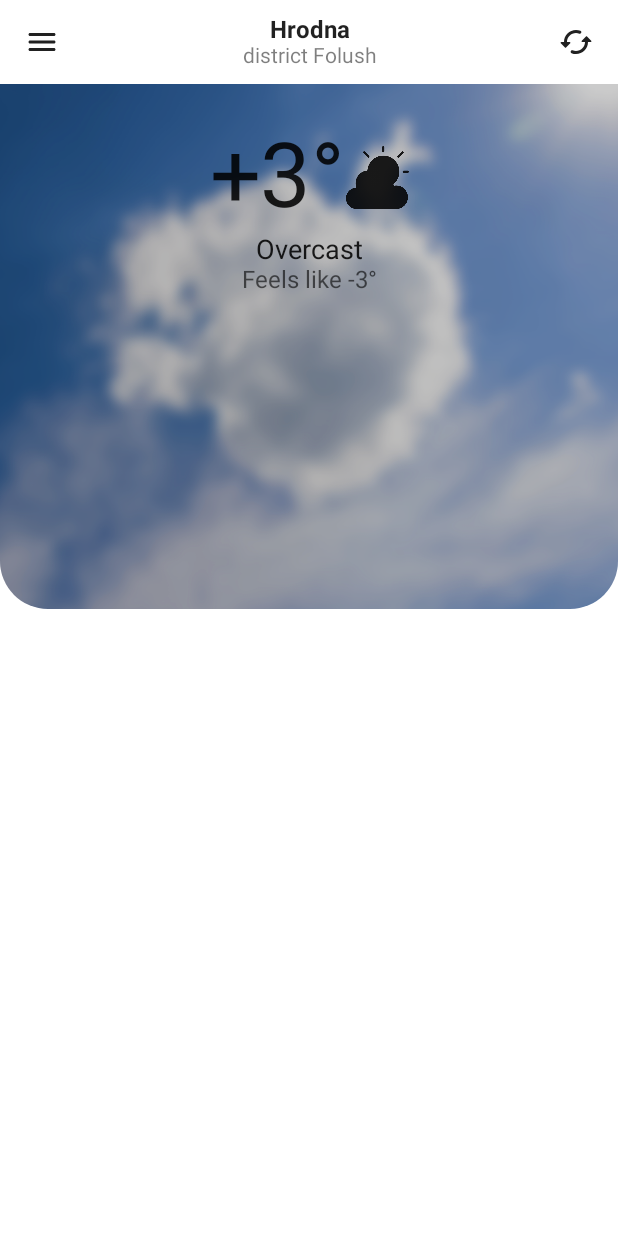
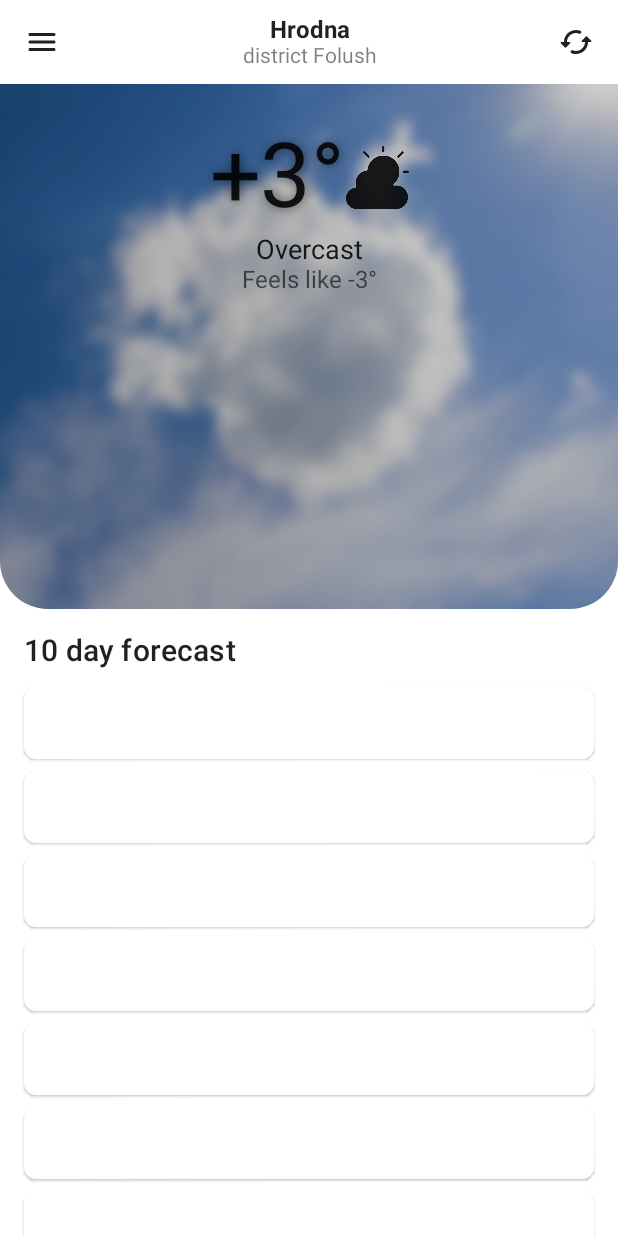
Before and after one commit to Coolightman/Weather, an Android app built with Jetpack Compose: the screen it shows after launch (MainActivity), on a phone screen of 412 x 824 dp. Run offline under Robolectric (Android 15) with nearby library versions, the phone set to English and light mode, and no system bars.

Commit message:
update layout

```diff
--- a/app/src/main/java/by/coolightman/weather/ui/screen/BaseScreen.kt
+++ b/app/src/main/java/by/coolightman/weather/ui/screen/BaseScreen.kt
@@ -3,14 +3,28 @@ package by.coolightman.weather.ui.screen
 import android.annotation.SuppressLint
 import android.content.res.Configuration.UI_MODE_NIGHT_YES
 import androidx.compose.foundation.background
+import androidx.compose.foundation.layout.Arrangement
 import androidx.compose.foundation.layout.Column
+import androidx.compose.foundation.layout.PaddingValues
+import androidx.compose.foundation.layout.fillMaxHeight
 import androidx.compose.foundation.layout.fillMaxSize
 import androidx.compose.foundation.layout.fillMaxWidth
 import androidx.compose.foundation.layout.height
+import androidx.compose.foundation.layout.padding
+import androidx.compose.foundation.lazy.LazyRow
+import androidx.compose.foundation.lazy.rememberLazyListState
+import androidx.compose.foundation.rememberScrollState
 import androidx.compose.foundation.shape.RoundedCornerShape
+import androidx.compose.foundation.verticalScroll
+import androidx.compose.material.Card
+import androidx.compose.material.MaterialTheme
 import androidx.compose.material.Scaffold
+import androidx.compose.material.Text
 import androidx.compose.material.rememberScaffoldState
 import androidx.compose.runtime.Composable
+import androidx.compose.runtime.getValue
+import androidx.compose.runtime.mutableStateOf
+import androidx.compose.runtime.remember
 import androidx.compose.runtime.rememberCoroutineScope
 import androidx.compose.ui.Alignment
 import androidx.compose.ui.Modifier
@@ -23,6 +37,7 @@ import androidx.compose.ui.tooling.preview.Preview
 import androidx.compose.ui.unit.dp
 import by.coolightman.weather.R
 import by.coolightman.weather.ui.screen.components.NowWeatherBlock
+import by.coolightman.weather.ui.screen.components.SpacerHorizon
 import by.coolightman.weather.ui.screen.components.WeatherTopBar
 import by.coolightman.weather.ui.theme.TintFilter
 import by.coolightman.weather.ui.theme.WeatherTheme
@@ -34,6 +49,12 @@ fun BaseScreen() {
 
     val scaffoldState = rememberScaffoldState()
     val scope = rememberCoroutineScope()
+    val lazyRowState = rememberLazyListState()
+    val scrollState = rememberScrollState()
+
+    val daysWeatherList by remember {
+        mutableStateOf((1..10))
+    }
 
     Scaffold(
         scaffoldState = scaffoldState,
@@ -47,6 +68,12 @@ fun BaseScreen() {
                 onClickMenu = { scope.launch { scaffoldState.drawerState.open() } },
                 onClickReload = { }
             )
+
+            Column(
+                modifier = Modifier
+                    .fillMaxSize()
+                    .verticalScroll(scrollState)
+            ) {
                 Column(
                     horizontalAlignment = Alignment.CenterHorizontally,
                     modifier = Modifier
@@ -65,6 +92,39 @@ fun BaseScreen() {
                         description = "Overcast",
                         feelTemp = "-3"
                     )
+                    LazyRow(
+                        state = lazyRowState,
+                        verticalAlignment = Alignment.CenterVertically,
+                        contentPadding = PaddingValues(12.dp),
+                        horizontalArrangement = Arrangement.spacedBy(6.dp),
+                        modifier = Modifier.fillMaxHeight()
+                    ) {
+
+                    }
+                }
+                Column(
+                    modifier = Modifier
+                        .fillMaxWidth()
+                        .padding(16.dp)
+                ) {
+                    Text(
+                        text = "10 day forecast",
+                        style = MaterialTheme.typography.h6
+                    )
+
+                    SpacerHorizon(height = 12.dp)
+
+                    daysWeatherList.forEach {
+                        Card(
+                            modifier = Modifier
+                                .fillMaxWidth()
+                                .height(48.dp)
+                        ) {
+
+                        }
+                        SpacerHorizon(height = 8.dp)
+                    }
+                }
             }
         }
     }
--- a/app/src/main/java/by/coolightman/weather/ui/screen/components/NowWeatherBlock.kt
+++ b/app/src/main/java/by/coolightman/weather/ui/screen/components/NowWeatherBlock.kt
@@ -11,6 +11,9 @@ import androidx.compose.material.Text
 import androidx.compose.runtime.Composable
 import androidx.compose.ui.Alignment
 import androidx.compose.ui.Modifier
+import androidx.compose.ui.geometry.Offset
+import androidx.compose.ui.graphics.Color
+import androidx.compose.ui.graphics.Shadow
 import androidx.compose.ui.res.painterResource
 import androidx.compose.ui.text.font.FontWeight
 import androidx.compose.ui.unit.dp
@@ -36,7 +39,12 @@ fun NowWeatherBlock(
             Text(
                 text = "$temp°",
                 style = MaterialTheme.typography.h2.copy(
-                    fontWeight = FontWeight.Normal
+                    fontWeight = FontWeight.Normal,
+                    shadow = Shadow(
+                        color = Color.Black.copy(0.5f),
+                        offset = Offset(1f, 1f),
+                        blurRadius = 8f
+                    )
                 )
             )
 
```
Lines whose indentation alone changed are shown as unchanged.
